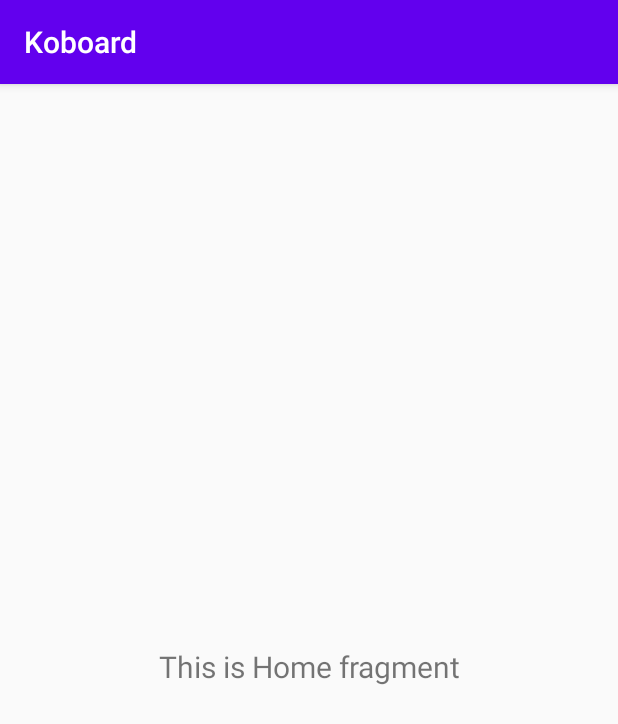
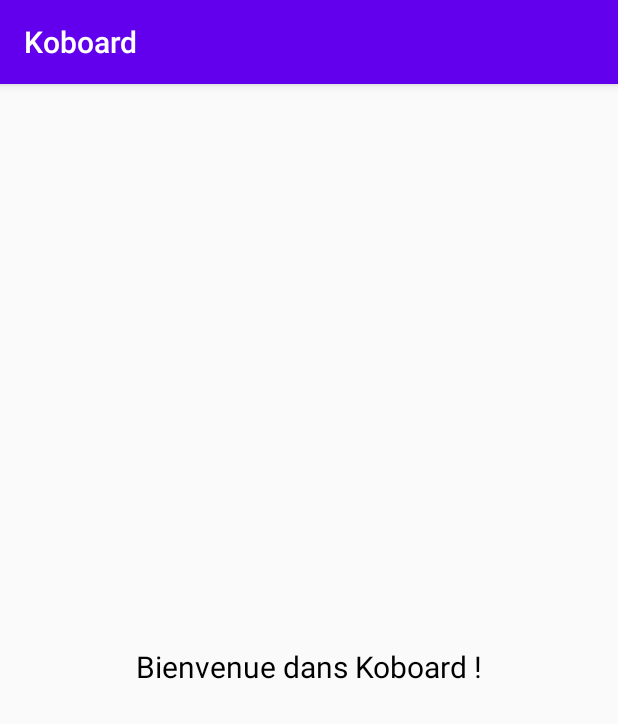
Before and after one commit to ColinTr/IFT604_Internet_et_mobilite, an Android app: the fragment HomeFragment shown on its own in the app's theme, on a phone screen of 412 x 824 dp. Shown: the top 724 px of the screen. Run offline under Robolectric (Android 15) with nearby library versions, the phone set to English and light mode, and no system bars.

```diff
--- a/application_android/app/src/main/java/com/example/koboard/LoginActivity.java
+++ b/application_android/app/src/main/java/com/example/koboard/LoginActivity.java
@@ -4,10 +4,12 @@ import androidx.annotation.NonNull;
 import androidx.annotation.Nullable;
 import androidx.appcompat.app.AppCompatActivity;
 
+import android.content.Context;
 import android.content.Intent;
 import android.os.Bundle;
 import android.util.Log;
 import android.view.View;
+import android.widget.Toast;
 
 import com.example.koboard.httpUtils.HttpLogin;
 import com.google.android.gms.auth.api.signin.GoogleSignIn;
@@ -95,11 +97,13 @@ public class LoginActivity extends AppCompatActivity {
         try {
             GoogleSignInAccount account = completedTask.getResult(ApiException.class);
             String authCode = account.getServerAuthCode();
+            Context mContext = this;
             new HttpLogin(authCode, new HttpLogin.AsyncResponse() {
                 @Override
                 public void processFinish(boolean error) {
                     if(error) {
                         Log.d("LOGIN", "ERROR LORS DU LOGIN");
+                        Toast.makeText(mContext, "Erreur de connexion", Toast.LENGTH_LONG);
                     }
                     else {
                         Intent intent = new Intent(that, MainActivity.class);
--- a/application_android/app/src/main/java/com/example/koboard/ui/Home/HomeViewModel.java
+++ b/application_android/app/src/main/java/com/example/koboard/ui/Home/HomeViewModel.java
@@ -10,7 +10,7 @@ public class HomeViewModel extends ViewModel {
 
     public HomeViewModel() {
         mText = new MutableLiveData<>();
-        mText.setValue("This is Home fragment");
+        mText.setValue("Bienvenue dans Koboard !");
     }
 
     public LiveData<String> getText() {
--- a/application_android/app/src/main/java/com/example/koboard/ui/Kognotte/KognotteFragmentListDettes.java
+++ b/application_android/app/src/main/java/com/example/koboard/ui/Kognotte/KognotteFragmentListDettes.java
@@ -48,6 +48,7 @@ public class KognotteFragmentListDettes extends Fragment {
         tv_name_user.setText(utilisateurActuel.getUsername());
 
         double montant = getTotalRemboursement(listRemboursement);
+        montant = (double) Math.round(montant * 100) / 100;
 
         if(montant >= 0) {
             tv_montant.setText("+ " + montant + " €");
--- a/application_android/app/src/main/res/layout/fragment_home.xml
+++ b/application_android/app/src/main/res/layout/fragment_home.xml
@@ -15,6 +15,7 @@
         android:layout_marginEnd="8dp"
         android:textAlignment="center"
         android:textSize="20sp"
+        android:textColor="#000000"
         app:layout_constraintBottom_toBottomOf="parent"
         app:layout_constraintEnd_toEndOf="parent"
         app:layout_constraintStart_toStartOf="parent"
```
Also changed, not shown: 12 other files.
